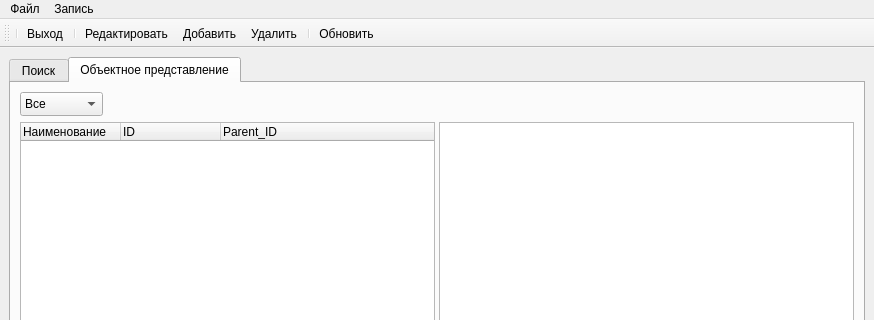
VladisGol/platon-accs, file mainwindow.ui: the form before one commit; both pictures show x 0 to 874 and y 0 to 320 of the 874 by 744 pixel window.
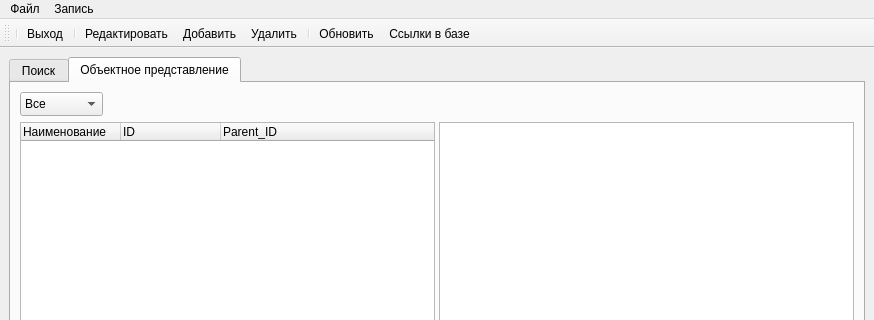
The form after the commit. Icons and pictures are not drawn. Custom widgets are drawn as their Qt base class.

The edit to the form file:
```diff
--- a/mainwindow.ui
+++ b/mainwindow.ui
@@ -239,6 +239,7 @@
    <addaction name="action_del" />
    <addaction name="separator" />
    <addaction name="action_refresh" />
+   <addaction name="action_links" />
   </widget>
   <action name="action_quit" >
    <property name="icon" >
@@ -285,6 +286,15 @@
     <string>Обновить</string>
    </property>
   </action>
+  <action name="action_links" >
+   <property name="icon" >
+    <iconset resource="images/resources.qrc" >
+     <normaloff>:/PICS/chains.png</normaloff>:/PICS/chains.png</iconset>
+   </property>
+   <property name="text" >
+    <string>Ссылки в базе</string>
+   </property>
+  </action>
  </widget>
  <customwidgets>
   <customwidget>
```
Left out of the diff: 1 changed line with no effect on the pictures.
